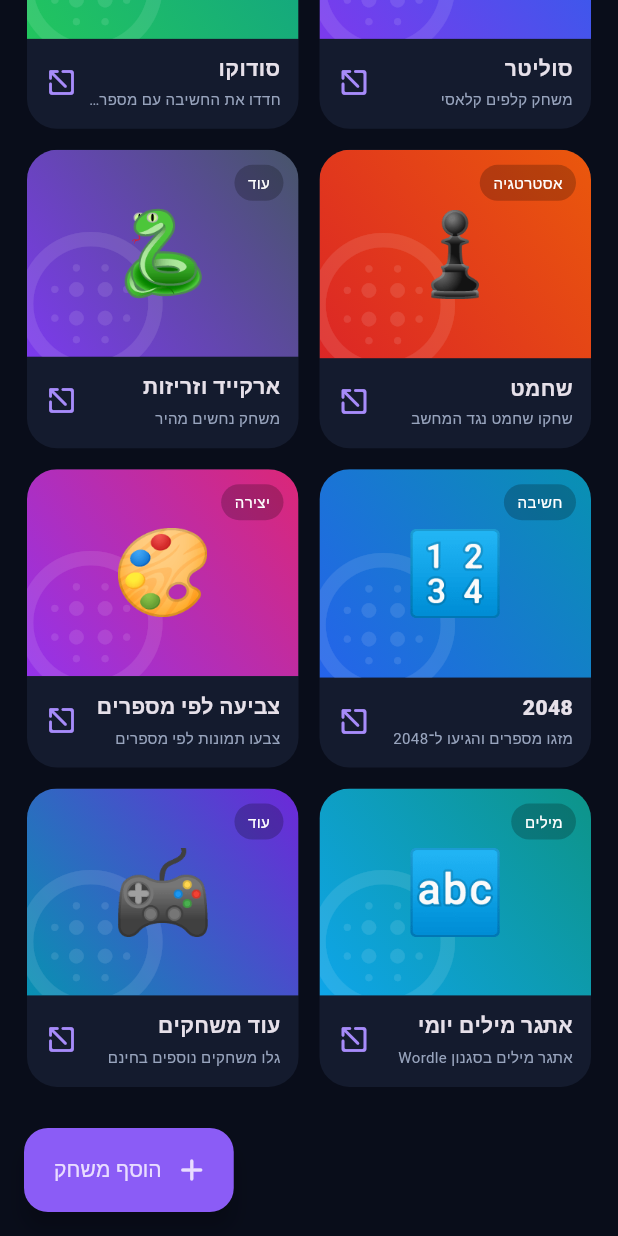
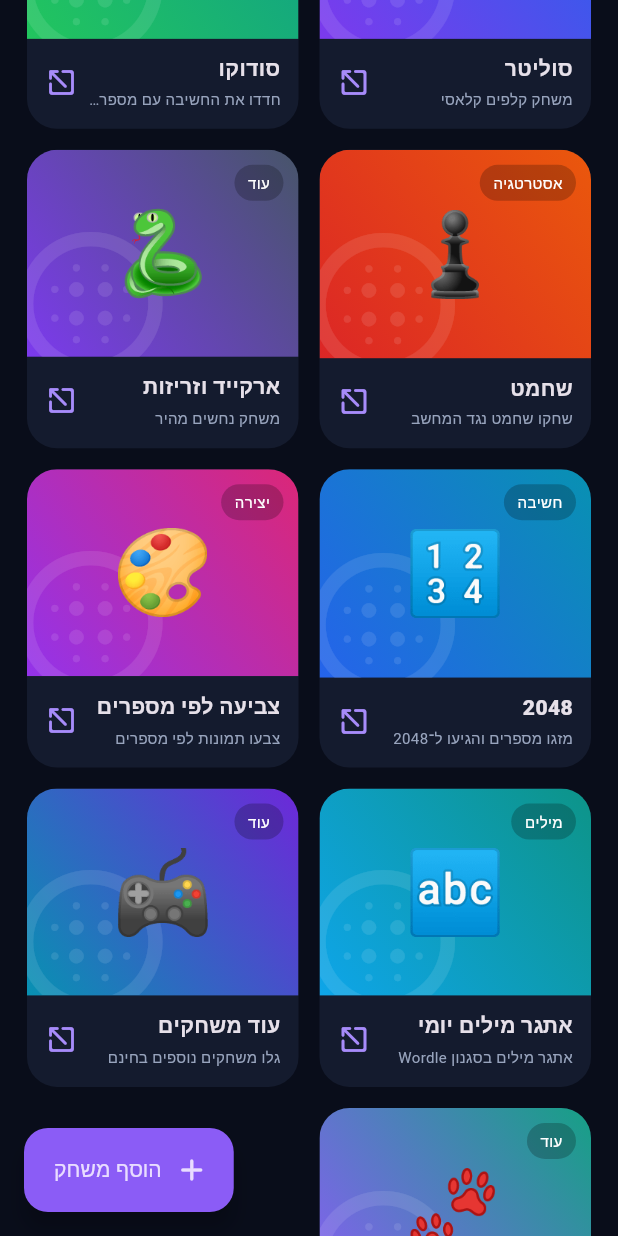
Before and after one commit to gilicohenhoshen-ui/gamecenter, a Flutter app: the screen it shows after launch, scrolled down 741 dp, on a phone screen of 412 x 824 dp. Run offline on Flutter 3.47's test engine with Material 3 defaults, Android fonts, the phone set to English and light mode, and no system bars; missing offline and left inert: dart:html, dart:ui_web; Roboto replaces fonts that are missing (Arial).

Commit message:
Add Pet Care to GameCenter

```diff
--- a/lib/main.dart
+++ b/lib/main.dart
@@ -53,6 +53,7 @@ class _HomePageState extends State<HomePage> {
     Game('צביעה לפי מספרים', 'יצירה', '🎨', [Color(0xFFDB2777), Color(0xFF9333EA)], 'https://visu.network/games/', description: 'צבעו תמונות לפי מספרים'),
     Game('אתגר מילים יומי', 'מילים', '🔤', [Color(0xFF0D9488), Color(0xFF0EA5E9)], 'https://visu.network/games/', description: 'אתגר מילים בסגנון Wordle'),
     Game('עוד משחקים', 'עוד', '🎮', [Color(0xFF6D28D9), Color(0xFF0891B2)], 'https://www.mattegames.com/', description: 'גלו משחקים נוספים בחינם'),
+    Game('Pet Care', 'עוד', '🐾', [Color(0xFF16A085), Color(0xFF8B5CF6)], 'https://gilicohenhoshen-ui.github.io/gamecenter/pet-care/', description: 'טפלי בכלב ובחתולה בתלת־ממד'),
   ];
 
   List<Game> get visible => games.where((g) =>
```
